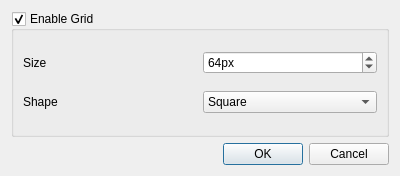
The window that dialogs/gridconfig.ui (mbasaglia/Knotter) describes before a commit, drawn with Qt 5.
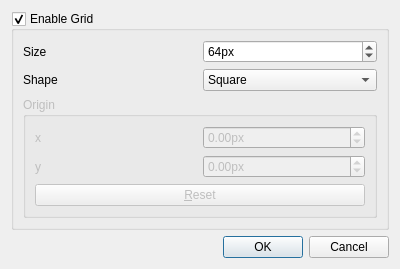
The same window after the commit. Icons and pictures are not drawn.

```diff
--- a/dialogs/gridconfig.ui
+++ b/dialogs/gridconfig.ui
@@ -7,7 +7,7 @@
     <x>0</x>
     <y>0</y>
     <width>400</width>
-    <height>176</height>
+    <height>249</height>
    </rect>
   </property>
   <property name="windowTitle">
@@ -78,6 +78,65 @@
         </item>
        </widget>
       </item>
+      <item row="2" column="0" colspan="2">
+       <widget class="QGroupBox" name="groupBox">
+        <property name="enabled">
+         <bool>false</bool>
+        </property>
+        <property name="title">
+         <string>Origin</string>
+        </property>
+        <layout class="QGridLayout" name="gridLayout_3">
+         <item row="0" column="0">
+          <widget class="QLabel" name="label_3">
+           <property name="text">
+            <string>x</string>
+           </property>
+          </widget>
+         </item>
+         <item row="0" column="1">
+          <widget class="QDoubleSpinBox" name="origin_x_spin">
+           <property name="suffix">
+            <string>px</string>
+           </property>
+           <property name="minimum">
+            <double>-8192.000000000000000</double>
+           </property>
+           <property name="maximum">
+            <double>8192.000000000000000</double>
+           </property>
+          </widget>
+         </item>
+         <item row="1" column="0">
+          <widget class="QLabel" name="label_4">
+           <property name="text">
+            <string>y</string>
+           </property>
+          </widget>
+         </item>
+         <item row="1" column="1">
+          <widget class="QDoubleSpinBox" name="origin_y_spin">
+           <property name="suffix">
+            <string>px</string>
+           </property>
+           <property name="minimum">
+            <double>-8192.000000000000000</double>
+           </property>
+           <property name="maximum">
+            <double>8192.000000000000000</double>
+           </property>
+          </widget>
+         </item>
+         <item row="2" column="0" colspan="2">
+          <widget class="QPushButton" name="pushButton">
+           <property name="text">
+            <string>&amp;Reset</string>
+           </property>
+          </widget>
+         </item>
+        </layout>
+       </widget>
+      </item>
      </layout>
     </widget>
    </item>
```
Left out of the diff: 8 changed lines with no effect on the pictures.
